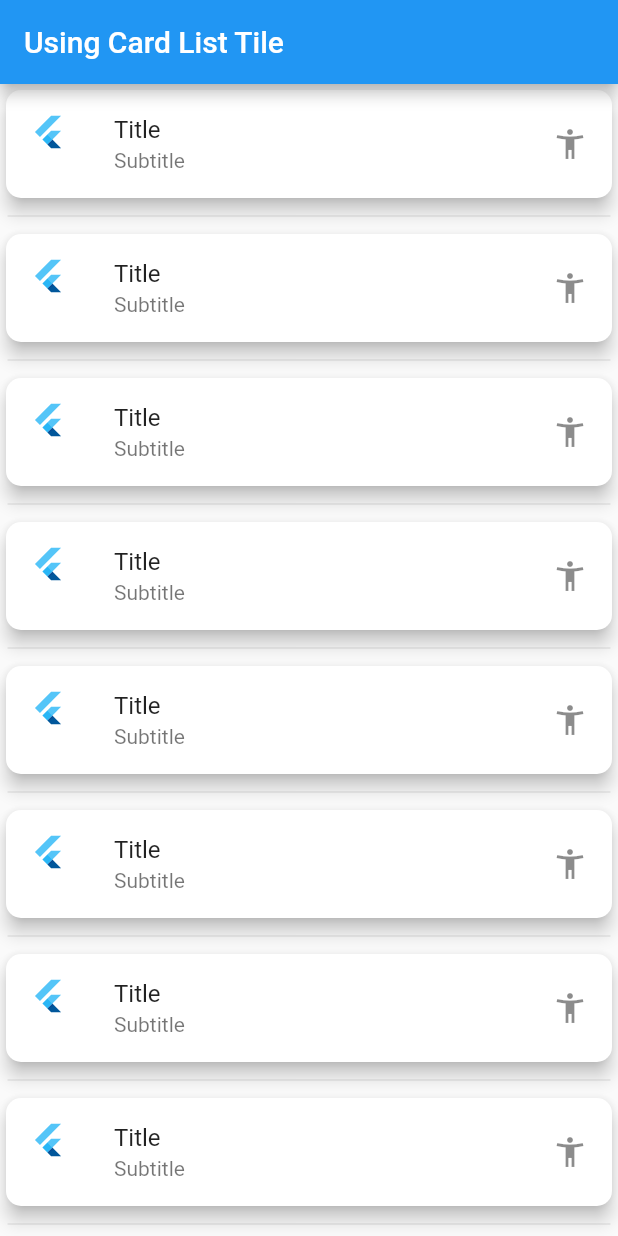
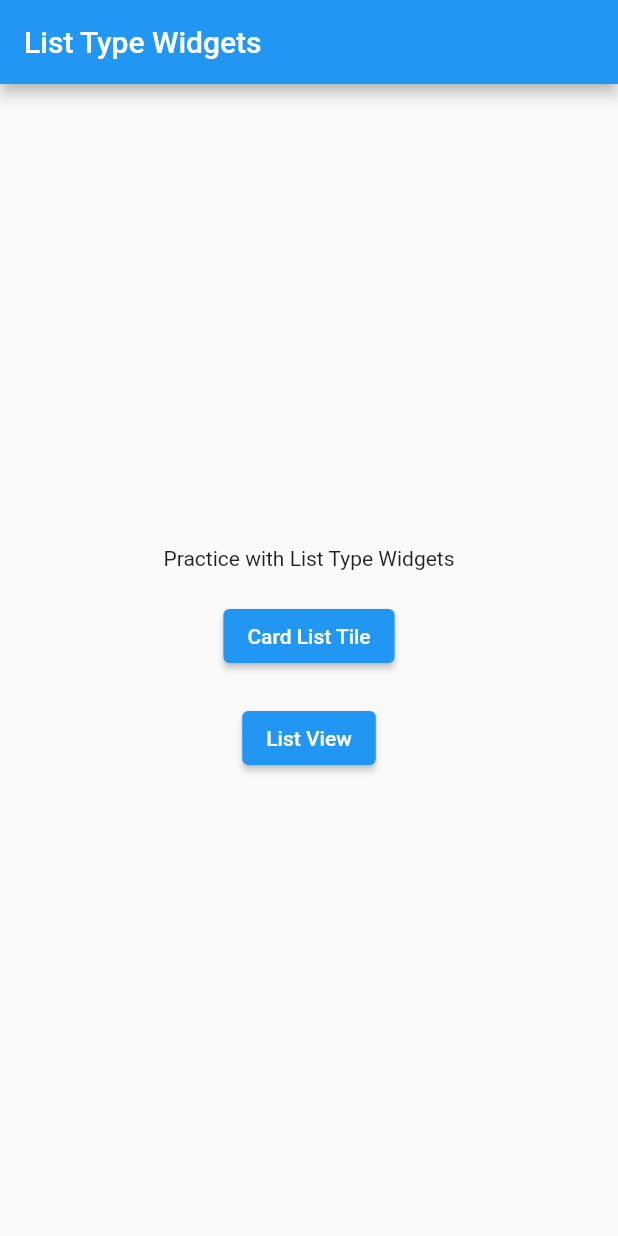
Before and after one commit to algonacci/list-type-widgets, a Flutter app: the screen it shows after launch, on a phone screen of 412 x 824 dp. Run offline on Flutter 3.47's test engine with Material 2 defaults, Android fonts, the phone set to English and light mode, and no system bars.

Commit message:
refactor home page

```diff
--- /dev/null
+++ b/lib/home.dart
@@ -0,0 +1,38 @@
+import 'package:flutter/material.dart';
+
+class HomePage extends StatelessWidget {
+  const HomePage({super.key});
+
+  @override
+  Widget build(BuildContext context) {
+    return Scaffold(
+      appBar: AppBar(
+        title: const Text('List Type Widgets'),
+      ),
+      body: Center(
+        child: Column(
+          mainAxisAlignment: MainAxisAlignment.center,
+          children: [
+            const Text(
+              'Practice with List Type Widgets',
+            ),
+            const SizedBox(
+              height: 20,
+            ),
+            ElevatedButton(
+              onPressed: () => Navigator.pushNamed(context, '/card-list-tile'),
+              child: const Text('Card List Tile'),
+            ),
+            const SizedBox(
+              height: 20,
+            ),
+            ElevatedButton(
+              onPressed: () => Navigator.pushNamed(context, '/list-view'),
+              child: const Text('List View'),
+            ),
+          ],
+        ),
+      ),
+    );
+  }
+}
--- a/lib/main.dart
+++ b/lib/main.dart
@@ -1,5 +1,6 @@
 import 'package:flutter/material.dart';
 import 'package:list_type_widgets/card_list_tile.dart';
+import 'package:list_type_widgets/home.dart';
 import 'package:list_type_widgets/list_view.dart';
 
 void main() {
@@ -16,9 +17,9 @@ class MyApp extends StatelessWidget {
       theme: ThemeData(
         primarySwatch: Colors.blue,
       ),
-      home: const CardListTile(),
+      home: const HomePage(),
       routes: {
-        '/home': (context) => const CardListTile(),
+        '/card-list-tile': (context) => const CardListTile(),
         '/list-view': (context) => UsingListView(),
       },
     );
```
